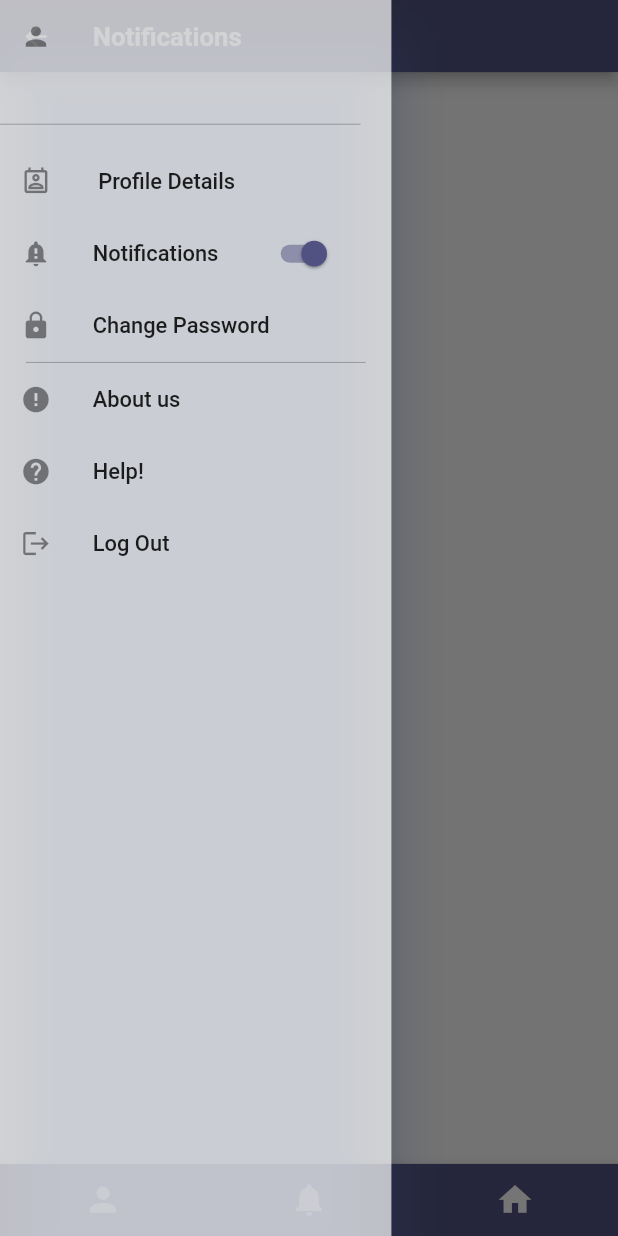
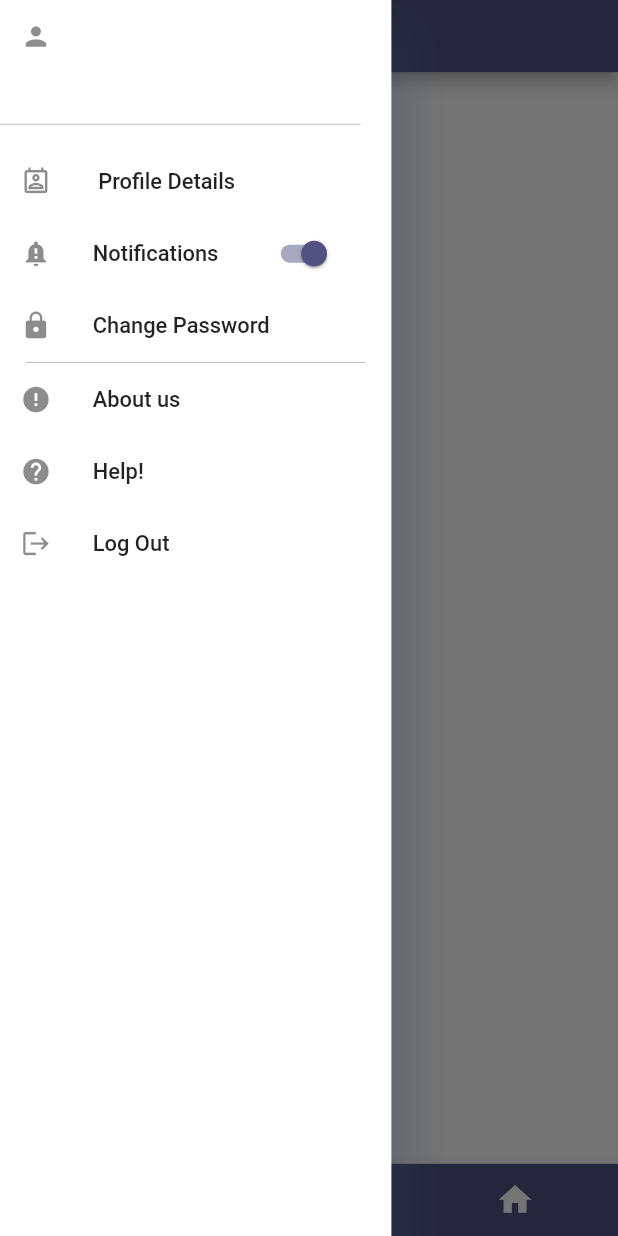
Before and after one commit to mo87654/User_App, a Flutter app: the UserLayout screen opened directly, item 2 of the bottom bar chosen, with the side drawer open, on a phone screen of 412 x 824 dp. Run offline on Flutter 3.47's test engine with Material 2 defaults, Android fonts, the light colour scheme and no system bars; drawn by our look-alikes of animated_bottom_navigation_bar; our stand-ins replace cloud_firestore, country_picker, firebase_auth, firebase_core, flutter_local_notifications, flutter_spinkit and 4 more; accounts and stored records are empty.

Commit message:
update/ manar

```diff
--- a/lib/layout/user_layout.dart
+++ b/lib/layout/user_layout.dart
@@ -101,10 +101,12 @@ class _UserLayoutState extends State<UserLayout> {
       drawer:   SafeArea(
         child: Drawer(
           shadowColor: Color(0xff4d6aaa),
-       backgroundColor: Colors.white70,
+       backgroundColor: Colors.white,
           child: Column(
+
             children: [
               ListTile(
+
                 leading: const Icon(Icons.person),
                 title: FutureBuilder(
                 future: getuserinfo(),
```
Also changed, not shown: lib/modules/home screen/SplashScreen.dart (+12 -3 lines).
